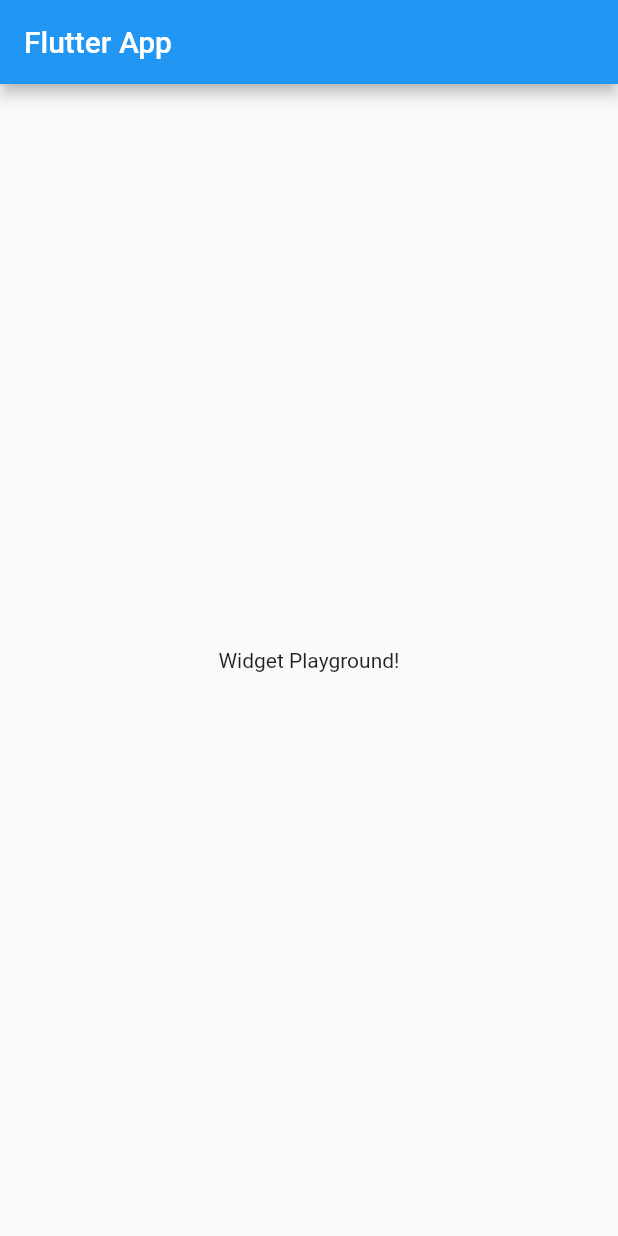
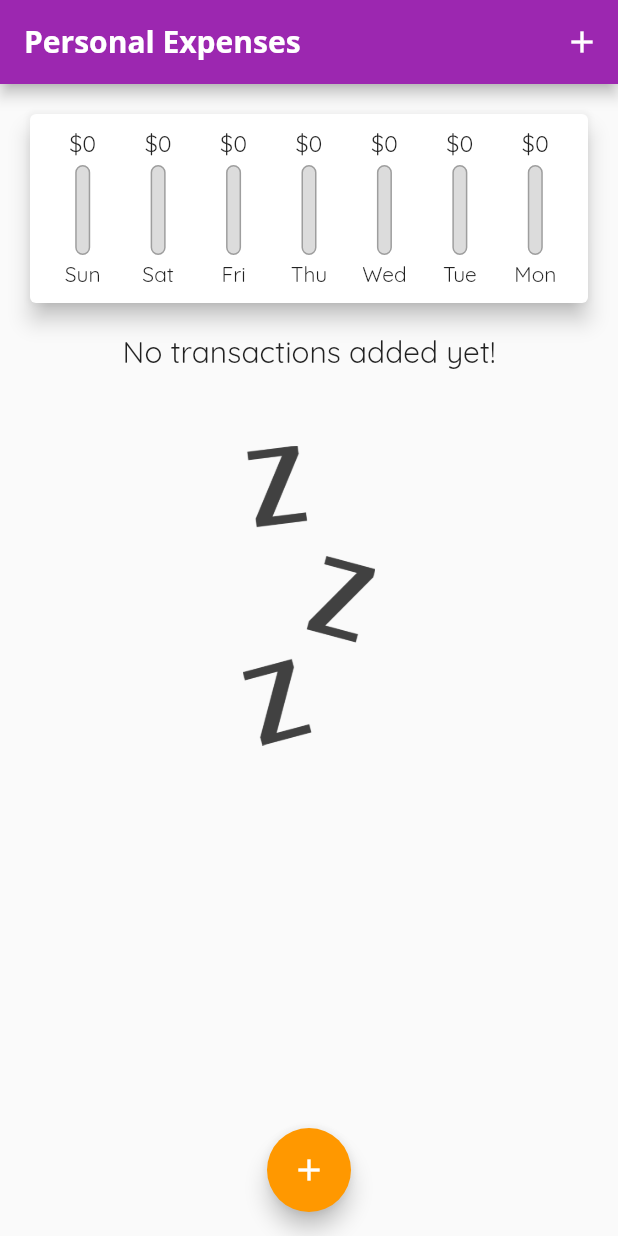
Before and after one commit to ArkV1/project_n2, a Flutter app: the screen it shows after launch, on a phone screen of 412 x 824 dp. Run offline on Flutter 3.47's test engine with Material 2 defaults, Android fonts, the phone set to English and light mode, and no system bars.

Commit message:
course section 4 end

```diff
--- a/lib/main.dart
+++ b/lib/main.dart
@@ -1,26 +1,155 @@
 import 'package:flutter/material.dart';
+
+import './models/transaction.dart';
+import './widgets/new_transaction.dart';
+import './widgets/transaction_list.dart';
+import './widgets/chart.dart';
 
 void main() => runApp(MyApp());
 
 class MyApp extends StatelessWidget {
   @override
   Widget build(BuildContext context) {
+    final ThemeData theme = ThemeData();
     return MaterialApp(
-      title: 'Flutter App',
+      title: 'Personal Expenses',
+      theme: ThemeData(
+        primarySwatch: Colors.purple,
+        colorScheme: theme.colorScheme.copyWith(
+          primary: Colors.purple,
+          secondary: Colors.orange,
+        ),
+        fontFamily: 'Quicksand',
+        // textTheme: ThemeData.light().textTheme.copyWith(
+
+        //       titleLarge: TextStyle(
+        //         fontFamily: 'OpenSans',
+        //         fontWeight: FontWeight.bold,
+        //         fontSize: 18,
+        //       ),
+        //     ),
+        appBarTheme: AppBarTheme(
+          titleTextStyle: TextStyle(
+              fontFamily: 'OpenSans',
+              fontSize: 20,
+              fontWeight: FontWeight.bold),
+        ),
+      ),
+      // theme: ThemeData(
+      //   colorScheme: theme.colorScheme.copyWith(
+      //     primary: Colors.purple,
+      //     secondary: Colors.orange,
+      //   ),
+      //   fontFamily: 'Quicksand',
+      //   textTheme: ThemeData.light().textTheme.copyWith(
+      //         titleLarge: TextStyle(
+      //           fontFamily: 'OpenSans',
+      //           fontWeight: FontWeight.bold,
+      //           fontSize: 18,
+      //         ),
+      //       ),
+      //   appBarTheme: AppBarTheme(
+      //     titleTextStyle: TextStyle(
+      //         fontFamily: 'OpenSans',
+      //         fontSize: 20,
+      //         fontWeight: FontWeight.bold),
+      //   ),
+      // ),
       home: MyHomePage(),
     );
   }
 }
 
-class MyHomePage extends StatelessWidget {
+class MyHomePage extends StatefulWidget {
+  @override
+  State<MyHomePage> createState() => _MyHomePageState();
+}
+
+class _MyHomePageState extends State<MyHomePage> {
+  // String? titleInput;
+
+  final List<Transaction> _userTransactions = [
+    // Transaction(
+    //   id: 't1',
+    //   title: 'New shoes',
+    //   amount: 69.99,
+    //   date: DateTime.now(),
+    // ),
+    // Transaction(
+    //   id: 't2',
+    //   title: 'Weekly Groceries',
+    //   amount: 16.53,
+    //   date: DateTime.now(),
+    // ),
+  ];
+
+  List<Transaction> get _recentTransactions {
+    return _userTransactions.where((tx) {
+      return tx.date.isAfter(
+        DateTime.now().subtract(
+          Duration(days: 7),
+        ),
+      );
+    }).toList();
+  }
+
+  void _addNewTransaction(
+      String txTitle, double txAmount, DateTime chosenDate) {
+    final newTx = Transaction(
+      id: DateTime.now().toString(),
+      title: txTitle,
+      amount: txAmount,
+      date: chosenDate,
+    );
+
+    setState(() {
+      _userTransactions.add(newTx);
+    });
+  }
+
+  void _deleteTransaction(String id) {
+    setState(() {
+      _userTransactions.removeWhere((tx) => tx.id == id);
+    });
+  }
+
+  void _startAddNewTransaction(BuildContext ctx) {
+    showModalBottomSheet(
+      context: ctx,
+      builder: (_) {
+        return NewTransaction(_addNewTransaction);
+      },
+    );
+  }
+
   @override
   Widget build(BuildContext context) {
     return Scaffold(
       appBar: AppBar(
-        title: Text('Flutter App'),
+        title: Text(
+          'Personal Expenses',
+        ),
+        actions: <Widget>[
+          IconButton(
+            onPressed: () => _startAddNewTransaction(context),
+            icon: Icon(Icons.add),
+          )
+        ],
       ),
-      body: Center(
-        child: Text('Widget Playground!'),
+      body: SingleChildScrollView(
+        child: Column(
+          // mainAxisAlignment: MainAxisAlignment.start,
+          crossAxisAlignment: CrossAxisAlignment.stretch,
+          children: <Widget>[
+            Chart(_recentTransactions),
+            TransactionList(_userTransactions, _deleteTransaction),
+          ],
+        ),
+      ),
+      floatingActionButtonLocation: FloatingActionButtonLocation.centerFloat,
+      floatingActionButton: FloatingActionButton(
+        onPressed: () => _startAddNewTransaction(context),
+        child: Icon(Icons.add),
       ),
     );
   }
--- /dev/null
+++ b/lib/models/transaction.dart
@@ -0,0 +1,13 @@
+class Transaction {
+  final String id;
+  final String title;
+  final double amount;
+  final DateTime date;
+
+  Transaction({
+    required this.id,
+    required this.title,
+    required this.amount,
+    required this.date,
+  });
+}
--- /dev/null
+++ b/lib/widgets/chart.dart
@@ -0,0 +1,65 @@
+import 'package:flutter/material.dart';
+import 'package:intl/intl.dart';
+
+import '../models/transaction.dart';
+import './chart_bar.dart';
+
+class Chart extends StatelessWidget {
+  final List<Transaction> recentTransactions;
+
+  Chart(this.recentTransactions);
+
+  List<Map<String, Object>> get groupedTransactionValues {
+    return List.generate(7, (index) {
+      final weekDay = DateTime.now().subtract(
+        Duration(days: index),
+      );
+      var totalSum = 0.0;
+      for (var i = 0; i < recentTransactions.length; i++) {
+        if (recentTransactions[i].date.day == weekDay.day &&
+            recentTransactions[i].date.month == weekDay.month &&
+            recentTransactions[i].date.year == weekDay.year) {
+          totalSum += recentTransactions[i].amount;
+        }
+      }
+
+      return {
+        'day': DateFormat.E().format(weekDay).toString(),
+        'amount': totalSum,
+      };
+    }); // .reversed.toList();
+  }
+
+  double get totalSpending {
+    return groupedTransactionValues.fold(0.0, (sum, item) {
+      return sum + (item['amount'] as double);
+    });
+  }
+
+  @override
+  Widget build(BuildContext context) {
+    print(groupedTransactionValues);
+    return Card(
+      elevation: 6,
+      margin: EdgeInsets.all(20),
+      child: Container(
+        padding: EdgeInsets.all(10),
+        child: Row(
+          mainAxisAlignment: MainAxisAlignment.spaceAround,
+          children: groupedTransactionValues.map((data) {
+            return Flexible(
+              fit: FlexFit.tight,
+              child: ChartBar(
+                data['day'] as String,
+                data['amount'] as double,
+                totalSpending == 0.0
+                    ? 0.0
+                    : (data['amount'] as double) / totalSpending,
+              ),
+            );
+          }).toList(),
+        ),
+      ),
+    );
+  }
+}
--- /dev/null
+++ b/lib/widgets/chart_bar.dart
@@ -0,0 +1,54 @@
+import 'package:flutter/material.dart';
+
+class ChartBar extends StatelessWidget {
+  final String label;
+  final double spendingAmount;
+  final double spendingPctOfTotal;
+
+  ChartBar(this.label, this.spendingAmount, this.spendingPctOfTotal);
+
+  @override
+  Widget build(BuildContext context) {
+    return Column(
+      children: [
+        Container(
+          height: 20,
+          child: FittedBox(
+            child: Text('\$${spendingAmount.toStringAsFixed(0)}'),
+          ),
+        ),
+        SizedBox(
+          height: 4,
+        ),
+        Container(
+          height: 60,
+          width: 10,
+          child: Stack(
+            children: [
+              Container(
+                decoration: BoxDecoration(
+                  border: Border.all(color: Colors.grey, width: 1.0),
+                  borderRadius: BorderRadius.circular(10),
+                  color: Color.fromRGBO(220, 220, 220, 1),
+                ),
+              ),
+              FractionallySizedBox(
+                heightFactor: spendingPctOfTotal,
+                child: Container(
+                  decoration: BoxDecoration(
+                    color: Theme.of(context).primaryColor,
+                    borderRadius: BorderRadius.circular(10),
+                  ),
+                ),
+              )
+            ],
+          ),
+        ),
+        SizedBox(
+          height: 4,
+        ),
+        Text(label),
+      ],
+    );
+  }
+}
--- /dev/null
+++ b/lib/widgets/transaction_list.dart
@@ -0,0 +1,65 @@
+import 'package:flutter/material.dart';
+import 'package:intl/intl.dart';
+
+import '../models/transaction.dart';
+
+class TransactionList extends StatelessWidget {
+  final List<Transaction> transactions;
+  final Function deleteTx;
+
+  TransactionList(this.transactions, this.deleteTx);
+
+  @override
+  Widget build(BuildContext context) {
+    return Container(
+      height: 475,
+      child: transactions.isEmpty
+          ? Column(
+              children: <Widget>[
+                Text(
+                  'No transactions added yet!',
+                  style: Theme.of(context).textTheme.titleLarge,
+                ),
+                SizedBox(
+                  height: 50,
+                ),
+                Container(
+                  height: 200,
+                  child: Image.asset(
+                    'assets/images/waiting.png',
+                    fit: BoxFit.cover,
+                  ),
+                ),
+              ],
+            )
+          : ListView.builder(
+              itemBuilder: (ctx, index) {
+                return Card(
+                  elevation: 5,
+                  margin: EdgeInsets.symmetric(vertical: 8, horizontal: 5),
+                  child: ListTile(
+                    leading: CircleAvatar(
+                      radius: 30,
+                      child: Padding(
+                        padding: const EdgeInsets.all(6.0),
+                        child: FittedBox(
+                            child: Text('\$${transactions[index].amount}')),
+                      ),
+                    ),
+                    title: Text(transactions[index].title,
+                        style: Theme.of(context).textTheme.titleMedium),
+                    subtitle: Text(
+                        DateFormat.yMMMd().format(transactions[index].date)),
+                    trailing: IconButton(
+                      icon: Icon(Icons.delete),
+                      color: Theme.of(context).errorColor,
+                      onPressed: () => deleteTx(transactions[index].id),
+                    ),
+                  ),
+                );
+              },
+              itemCount: transactions.length,
+            ),
+    );
+  }
+}
```
Also changed, not shown: lib/widgets/new_transaction.dart (added, +109 -0 lines), pubspec.yaml (+16 -2 lines), assets/fonts/OpenSans-Bold.ttf (added), assets/fonts/OpenSans-Regular.ttf (added), assets/fonts/Quicksand-Bold.ttf (added), assets/fonts/Quicksand-Light.ttf (added), assets/fonts/Quicksand-Medium.ttf (added), assets/fonts/Quicksand-Regular.ttf (added), assets/images/waiting.png (added), pubspec.lock.
